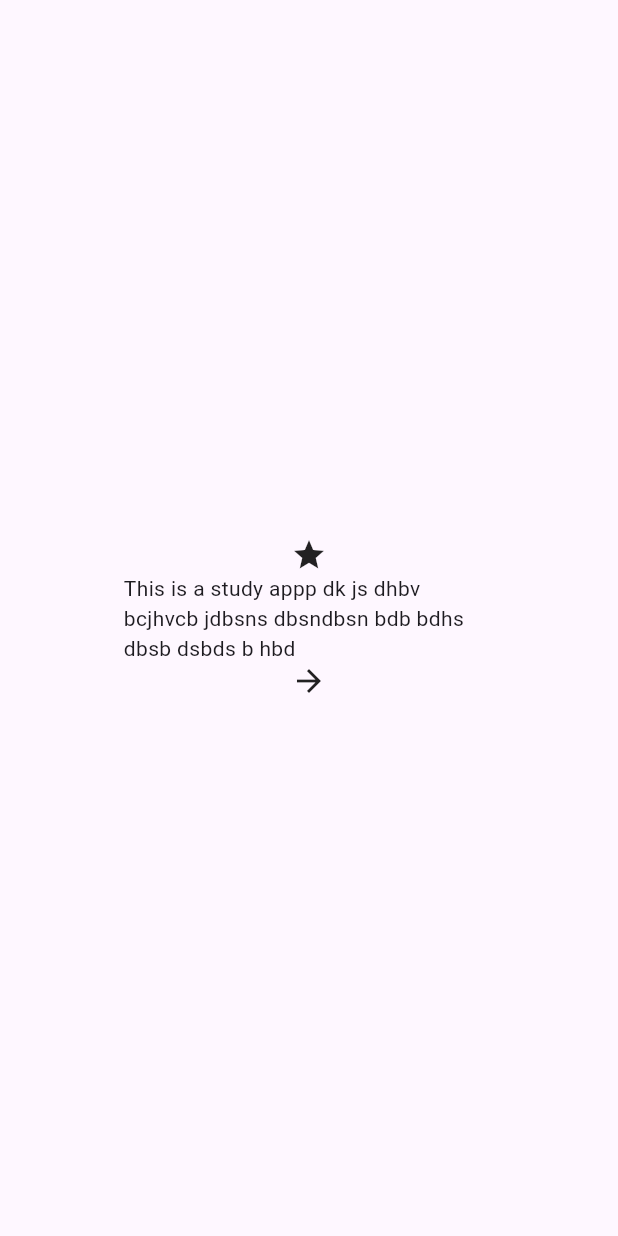
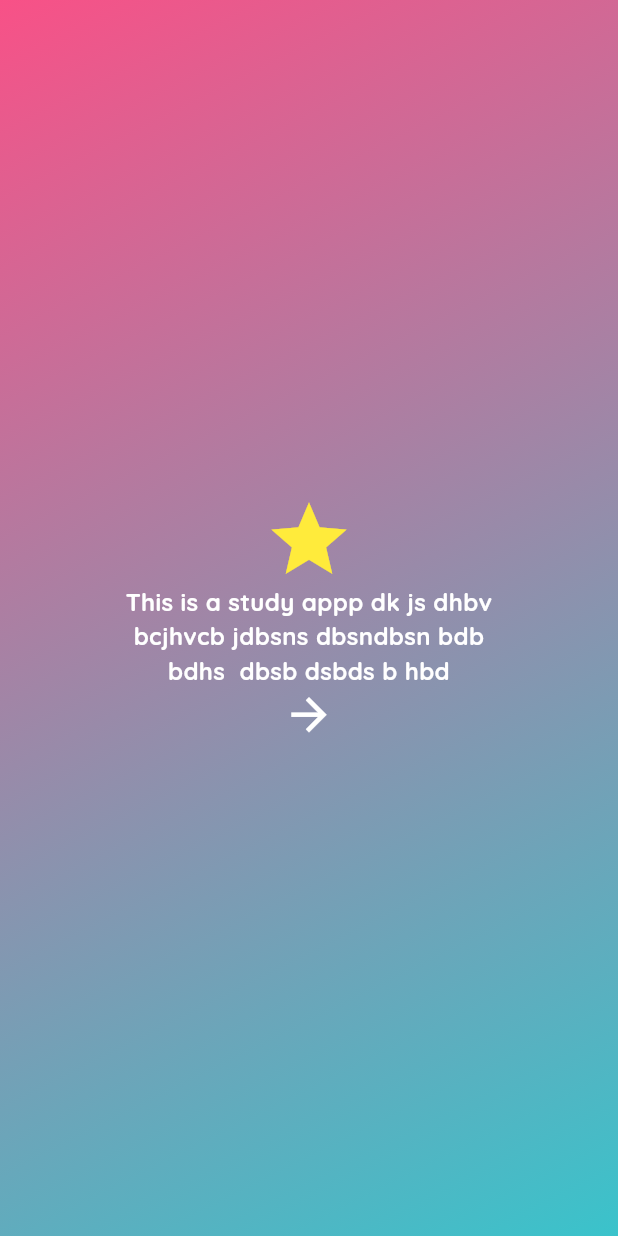
Before and after one commit to manavg005/firebase_study_app, a Flutter app: the screen it shows after launch, on a phone screen of 412 x 824 dp. Run offline on Flutter 3.47's test engine with Material 3 defaults, Android fonts, the phone set to English and light mode, and no system bars; our stand-ins replace cloud_firestore, firebase_core, firebase_storage, get, google_fonts; missing offline and left inert: dart:ffi; accounts and stored records are empty; project files that could hold a hidden picture were left out.

```diff
--- a/lib/main.dart
+++ b/lib/main.dart
@@ -1,11 +1,13 @@
 import 'package:firebase_core/firebase_core.dart';
 import 'package:flutter/material.dart';
 import 'package:flutter_study_app/bindings/initial_binding.dart';
-import 'package:flutter_study_app/controllers/data_uploader_screen.dart';
+import 'package:flutter_study_app/screens/data_uploader_screen.dart';
 import 'package:flutter_study_app/firebase_options.dart';
 import 'package:flutter_study_app/routes/app_routes.dart';
 import 'package:flutter_study_app/screens/introduction/introduction.dart';
 import 'package:flutter_study_app/screens/splash/splash_screen.dart';
+import 'package:flutter_study_app/theme/app_dark_theme.dart';
+import 'package:flutter_study_app/theme/app_light_theme.dart';
 import 'package:get/get.dart';
 
 void main() async {
@@ -13,6 +15,7 @@ void main() async {
   await Firebase.initializeApp(options: DefaultFirebaseOptions.currentPlatform);
   InitialBinding().dependencies();
   runApp(GetMaterialApp(
+    theme: LightTheme().buildLightTHeme(),
     getPages: AppRoutes.routes(),
     // home: DataUploaderScreen(),
     // home: AppIntroduction(),
--- a/lib/screens/introduction/introduction.dart
+++ b/lib/screens/introduction/introduction.dart
@@ -1,4 +1,5 @@
 import 'package:flutter/material.dart';
+import 'package:flutter_study_app/theme/app_colors.dart';
 import 'package:flutter_study_app/widgets/app_circle_button.dart';
 import 'package:get/get.dart';
 
@@ -9,18 +10,32 @@ class AppIntroduction extends StatelessWidget {
   Widget build(BuildContext context) {
     return Scaffold(
       body: Container(
+        decoration: BoxDecoration(gradient: mainGradientLight),
         alignment: Alignment.center,
         child: Padding(
           padding: EdgeInsets.symmetric(horizontal: Get.width * .2),
           child: Column(
             mainAxisAlignment: MainAxisAlignment.center,
             children: [
-              const Icon(Icons.star),
-              const Text(
-                  "This is a study appp dk js dhbv bcjhvcb jdbsns dbsndbsn bdb bdhs  dbsb dsbds b hbd"),
+              const Icon(
+                Icons.star,
+                size: 60,
+                color: Colors.yellow,
+              ),
+              Text(
+                "This is a study appp dk js dhbv bcjhvcb jdbsns dbsndbsn bdb bdhs  dbsb dsbds b hbd",
+                textAlign: TextAlign.center,
+                style: TextStyle(
+                    fontSize: 16,
+                    color: onSurfaceTextColor,
+                    fontWeight: FontWeight.bold),
+              ),
               CircleButton(
-                onTap: () => null,
-                child: Icon(Icons.arrow_forward),
+                onTap: () {},
+                child: const Icon(
+                  Icons.arrow_forward,
+                  size: 35,
+                ),
               ),
             ],
           ),
--- a/lib/theme/app_colors.dart
+++ b/lib/theme/app_colors.dart
@@ -1,8 +1,10 @@
-import 'package:flutter/cupertino.dart';
+import 'package:flutter/material.dart';
 import 'package:flutter_study_app/theme/app_light_theme.dart';
 import 'package:flutter_study_app/theme/ui_parameter.dart';
 
 import 'app_dark_theme.dart';
+
+const Color onSurfaceTextColor = Colors.white;
 
 const mainGradientLight = LinearGradient(
   begin: Alignment.topLeft,
--- a/lib/widgets/app_circle_button.dart
+++ b/lib/widgets/app_circle_button.dart
@@ -10,6 +10,8 @@ class CircleButton extends StatelessWidget {
   @override
   Widget build(BuildContext context) {
     return Material(
+      type: MaterialType.transparency,
+      clipBehavior: Clip.hardEdge,
       shape: CircleBorder(),
       child: InkWell(
         child: child,
--- a/pubspec.yaml
+++ b/pubspec.yaml
@@ -38,6 +38,7 @@ dependencies:
   firebase_core: ^2.24.2
   get: ^4.6.6
   cloud_firestore: ^4.14.0
+  firebase_storage: ^11.6.6
 
 dev_dependencies:
   flutter_test:
@@ -49,6 +50,7 @@ dev_dependencies:
   # package. See that file for information about deactivating specific lint
   # rules and activating additional ones.
   flutter_lints: ^2.0.0
+  google_fonts: ^6.1.0
 
 # For information on the generic Dart part of this file, see the
 # following page: https://dart.dev/tools/pub/pubspec
```
Also changed, not shown: lib/controllers/question_paper/question_paper_controller.dart (added, +30 -0 lines), lib/services/firebase_storage_service.dart (added, +21 -0 lines), lib/theme/app_dark_theme.dart (+17 -0 lines), lib/theme/app_light_theme.dart (+16 -0 lines), lib/theme/app_theme_data_mixin.dart (added, +20 -0 lines), lib/screens/data_uploader_screen.dart (renamed from lib/controllers/data_uploader_screen.dart), pubspec.lock, 3 other files.
